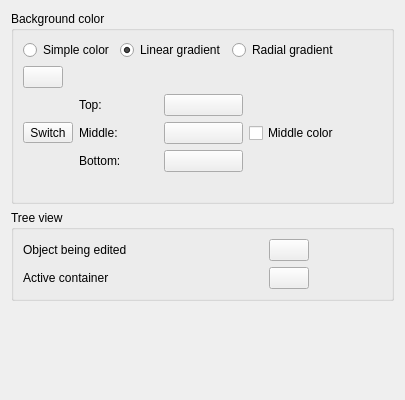
The window that src/Gui/PreferencePages/DlgSettingsViewColor.ui (southseact-3d/fcd) describes before a commit, drawn with Qt 5.
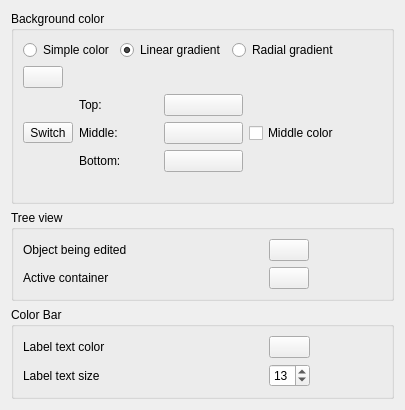
The same window after the commit. Icons and pictures are not drawn. Custom widgets are drawn as their Qt base class.

Commit message:
[Gui] Fix color bar position and text (#10552)
* [Gui] Fix ColorBar position and labelling

* [Gui] Improve formatting

* [Gui] ColorBar adjusts if user squashes window height

* [Gui] Changes following feedback

```diff
--- a/src/Gui/PreferencePages/DlgSettingsViewColor.ui
+++ b/src/Gui/PreferencePages/DlgSettingsViewColor.ui
@@ -407,7 +407,140 @@
     </widget>
    </item>
    <item>
-    <spacer name="spacer_3">
+    <widget class="QGroupBox" name="groupColorBar">
+     <property name="title">
+      <string>Color Bar</string>
+     </property>
+     <layout class="QGridLayout">
+      <property name="leftMargin">
+       <number>9</number>
+      </property>
+      <property name="topMargin">
+       <number>9</number>
+      </property>
+      <property name="rightMargin">
+       <number>9</number>
+      </property>
+      <property name="bottomMargin">
+       <number>9</number>
+      </property>
+      <property name="spacing">
+       <number>6</number>
+      </property>
+      <item row="0" column="0">
+       <layout class="QGridLayout">
+        <property name="leftMargin">
+         <number>0</number>
+        </property>
+        <property name="topMargin">
+         <number>0</number>
+        </property>
+        <property name="rightMargin">
+         <number>0</number>
+        </property>
+        <property name="bottomMargin">
+         <number>0</number>
+        </property>
+        <property name="spacing">
+         <number>6</number>
+        </property>
+        <item row="0" column="0">
+         <widget class="QLabel" name="label_CbLabelColor">
+          <property name="minimumSize">
+           <size>
+            <width>240</width>
+            <height>0</height>
+           </size>
+          </property>
+          <property name="toolTip">
+           <string/>
+          </property>
+          <property name="text">
+           <string>Label text color</string>
+          </property>
+         </widget>
+        </item>
+        <item row="0" column="1">
+         <widget class="Gui::PrefColorButton" name="CbLabelColor">
+          <property name="enabled">
+           <bool>true</bool>
+          </property>
+          <property name="sizePolicy">
+           <sizepolicy hsizetype="MinimumExpanding" vsizetype="Fixed">
+            <horstretch>0</horstretch>
+            <verstretch>0</verstretch>
+           </sizepolicy>
+          </property>
+          <property name="toolTip">
+           <string>Color Bar (used in Mesh and FEM Wbs) Label text color</string>
+          </property>
+          <property name="color" stdset="0">
+           <color>
+            <red>255</red>
+            <green>255</green>
+            <blue>255</blue>
+           </color>
+          </property>
+          <property name="prefEntry" stdset="0">
+           <cstring>CbLabelColor</cstring>
+          </property>
+          <property name="prefPath" stdset="0">
+           <cstring>View</cstring>
+          </property>
+         </widget>
+        </item>
+        <item row="1" column="0">
+         <widget class="QLabel" name="label_CbLabelTextSize">
+          <property name="text">
+           <string>Label text size</string>
+          </property>
+         </widget>
+        </item>
+        <item row="1" column="1">
+       <widget class="Gui::PrefSpinBox" name="CbLabelTextSize">
+        <property name="toolTip">
+         <string>Color Bar (used in Mesh and FEM Wbs) Label Text Size</string>
+        </property>
+        <property name="alignment">
+         <set>Qt::AlignLeft|Qt::AlignVCenter</set>
+        </property>
+        <property name="minimum">
+         <number>4</number>
+        </property>
+        <property name="maximum">
+         <number>36</number>
+        </property>
+        <property name="value">
+         <number>13</number>
+        </property>
+        <property name="prefEntry" stdset="0">
+         <cstring>CbLabelTextSize</cstring>
+        </property>
+        <property name="prefPath" stdset="0">
+         <cstring>View</cstring>
+        </property>
+       </widget>
+        </item>
+       </layout>
+      </item>
+      <item row="0" column="1">
+       <spacer name="spacer_6">
+        <property name="orientation">
+         <enum>Qt::Horizontal</enum>
+        </property>
+        <property name="sizeHint" stdset="0">
+         <size>
+          <width>20</width>
+          <height>20</height>
+         </size>
+        </property>
+       </spacer>
+      </item>
+     </layout>
+    </widget>
+   </item>
+   <item>
+    <spacer name="spacer_7">
      <property name="orientation">
       <enum>Qt::Vertical</enum>
      </property>
@@ -442,6 +575,11 @@
    <extends>QCheckBox</extends>
    <header>Gui/PrefWidgets.h</header>
   </customwidget>
+  <customwidget>
+   <class>Gui::PrefSpinBox</class>
+   <extends>QSpinBox</extends>
+   <header>Gui/PrefWidgets.h</header>
+  </customwidget>
  </customwidgets>
  <tabstops>
   <tabstop>SelectionColor_Background</tabstop>
```
The commit also changes 3 other files.
